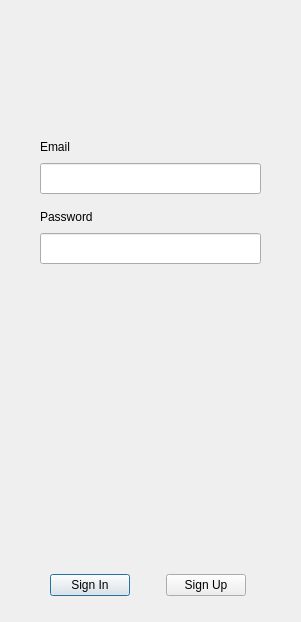
Before: the Qt Designer form loginandsignupdialog.ui in Louda511/Lawyer_Assistant_App, drawn with Qt 5.
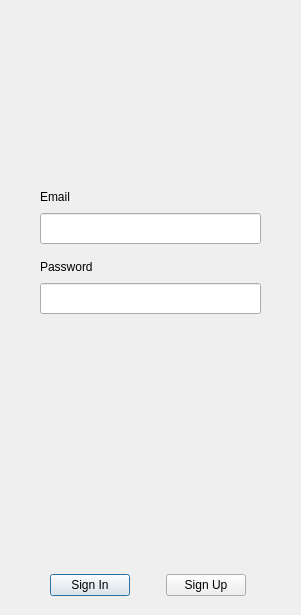
After: the same form once the commit is applied. The open tabs and pages were chosen to show the change.

The edit to the form file:
```diff
--- a/loginandsignupdialog.ui
+++ b/loginandsignupdialog.ui
@@ -7,7 +7,7 @@
     <x>0</x>
     <y>0</y>
     <width>301</width>
-    <height>622</height>
+    <height>615</height>
    </rect>
   </property>
   <property name="maximumSize">
@@ -36,7 +36,7 @@
      <property name="geometry">
       <rect>
        <x>10</x>
-       <y>130</y>
+       <y>180</y>
        <width>227</width>
        <height>141</height>
       </rect>
```
Left out of the diff: 2 changed lines with no effect on the pictures.
